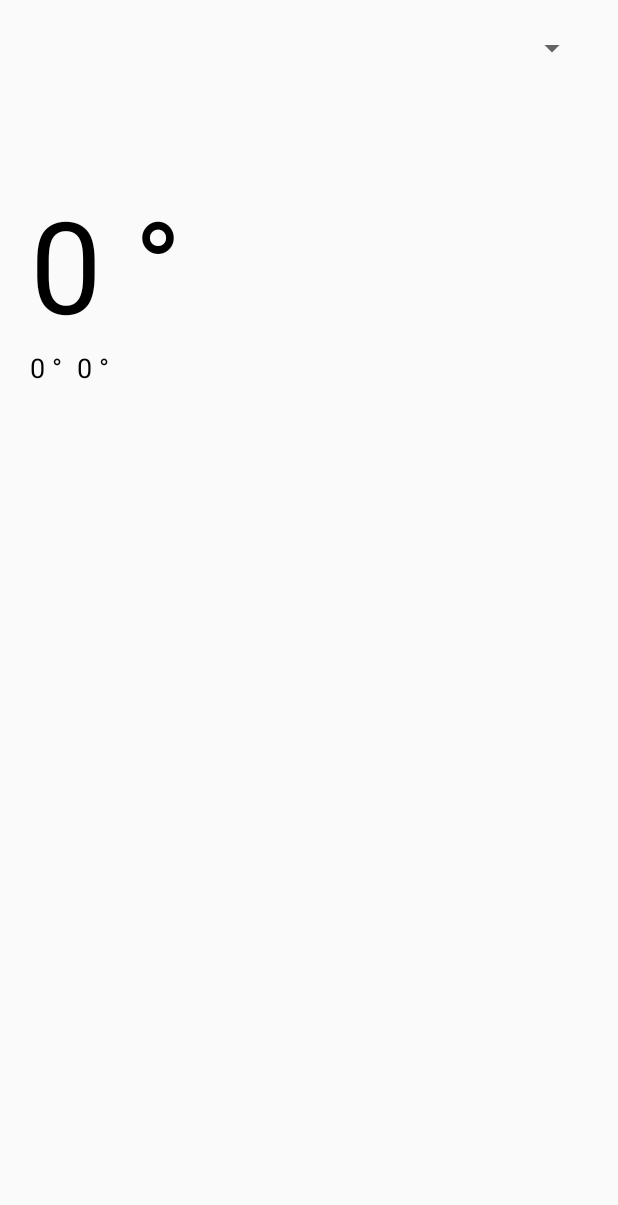
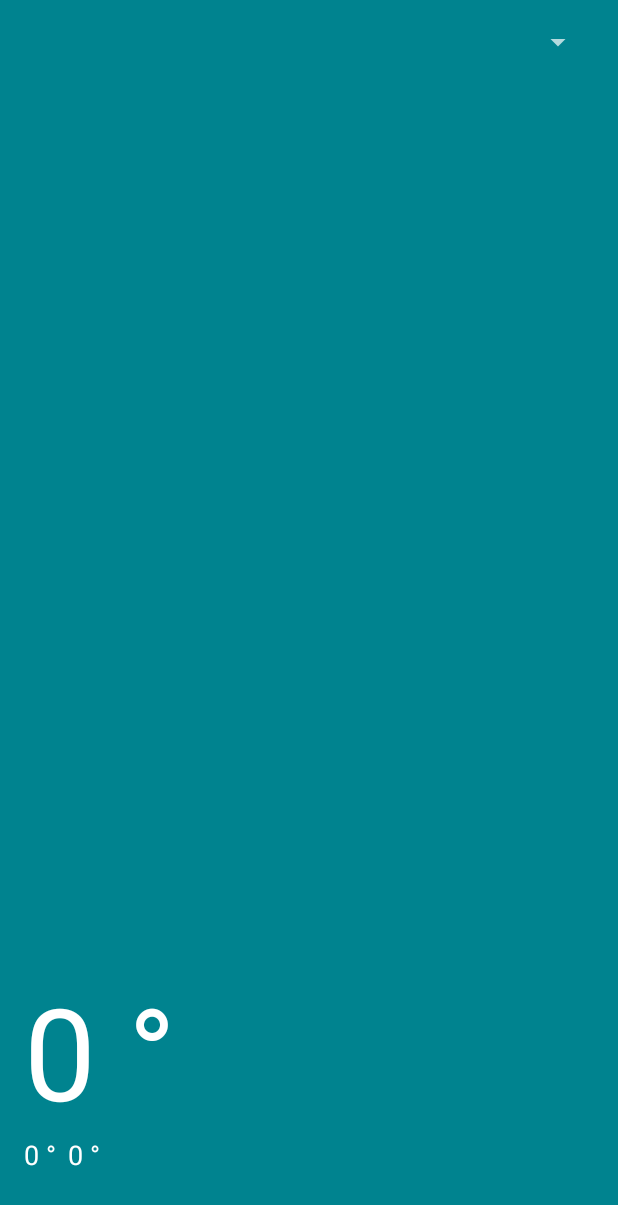
Before and after one commit to parnyukt/WeatherApp, an Android app: the layout activity_main.xml on its own in the app's theme, with its tools: preview values and no code run, on a phone screen of 412 x 824 dp. Shown: the top 1205 px of the screen. Run offline under Robolectric (Android 15) with nearby library versions, the phone set to English and light mode, and no system bars.

```diff
--- a/app/src/main/java/com/tania/weatherapp/api/dto/Forecast.java
+++ b/app/src/main/java/com/tania/weatherapp/api/dto/Forecast.java
@@ -12,8 +12,8 @@ public class Forecast implements Serializable { //todo: Parselable??
         return forecast.simpleForecast.forecastDayList.get(0);
     }
 
-    public List<ForecastDay> getForecastList() {
-        return forecast.simpleForecast.forecastDayList;
+    public List<ForecastDay> getForecastList(int daysCount) {
+        return forecast.simpleForecast.forecastDayList.subList(0, daysCount);
     }
 
     public class RootForecast implements Serializable {
--- a/app/src/main/java/com/tania/weatherapp/api/dto/ForecastDay.java
+++ b/app/src/main/java/com/tania/weatherapp/api/dto/ForecastDay.java
@@ -9,6 +9,7 @@ public class ForecastDay implements Serializable {
     public Temperature low;
     public String conditions;
     public String icon;
+    public String icon_url;
     public String title;
     public String fcttext;
     public String fcttext_metric;
--- a/app/src/main/res/layout/activity_main.xml
+++ b/app/src/main/res/layout/activity_main.xml
@@ -9,20 +9,19 @@
             type="com.tania.weatherapp.api.dto.ForecastDay" />
     </data>
 
-    <LinearLayout
+    <FrameLayout
         android:layout_width="match_parent"
-        android:layout_height="match_parent"
-        android:orientation="vertical">
+        android:layout_height="match_parent">
 
         <Spinner
             android:id="@+id/spinner"
             android:layout_width="match_parent"
             android:layout_height="wrap_content"
-            android:layout_margin="20dp" />
+            android:layout_margin="@dimen/margin_large" />
 
         <include
             layout="@layout/view_forecast_today"
             app:forecast="@{forecast}" />
 
-    </LinearLayout>
+    </FrameLayout>
 </layout>
--- a/app/src/main/res/layout/view_forecast_today.xml
+++ b/app/src/main/res/layout/view_forecast_today.xml
@@ -14,27 +14,40 @@
         android:id="@+id/city_section"
         android:layout_width="match_parent"
         android:layout_height="wrap_content"
-        android:layout_margin="20dp"
+        android:layout_gravity="bottom"
+        android:layout_margin="@dimen/margin_large"
         android:onClick="showDetails"
         android:orientation="vertical">
 
-        <TextView
-            android:id="@+id/weather_title"
-            style="@style/TextSubtitle"
+        <LinearLayout
             android:layout_width="match_parent"
             android:layout_height="wrap_content"
-            android:drawablePadding="5dp"
-            android:gravity="center_vertical"
-            app:text="@{forecast.conditions}"
-            tools:drawableLeft="@drawable/ic_hero_small_fog" />
+            android:orientation="horizontal">
 
+            <ImageView
+                android:layout_width="26dp"
+                android:layout_height="26dp"
+                android:layout_gravity="center_vertical"
+                android:layout_marginRight="@dimen/margin_medium"
+                app:gifUrl="@{forecast.icon_url}" />
+
+            <TextView
+                android:id="@+id/weather_title"
+                style="@style/TextSubtitle"
+                android:layout_width="match_parent"
+                android:layout_height="wrap_content"
+                android:gravity="center_vertical"
+                app:text="@{forecast.conditions}" />
+
+
+        </LinearLayout>
 
         <TextView
             android:id="@+id/weather_temp"
             style="@style/TextTitle"
             android:layout_width="match_parent"
             android:layout_height="wrap_content"
-            android:layout_marginTop="10dp"
+            android:layout_marginTop="@dimen/margin_medium"
             android:text="0 &#176;"
             android:textSize="85sp"
             app:text="@{forecast.high.celsius}" />
@@ -59,7 +72,7 @@
                 style="@style/TextSubtitle"
                 android:layout_width="match_parent"
                 android:layout_height="wrap_content"
-                android:layout_marginLeft="10dp"
+                android:layout_marginLeft="@dimen/margin_medium"
                 android:text="0 &#176;"
                 app:text="@{forecast.low.celsius}" />
 
--- a/app/src/main/res/values/colors.xml
+++ b/app/src/main/res/values/colors.xml
@@ -1,13 +1,15 @@
 <?xml version="1.0" encoding="utf-8"?>
 <resources>
-    <color name="colorPrimary">#3F51B5</color>
-    <color name="colorPrimaryDark">#303F9F</color>
-    <color name="colorAccent">#FF4081</color>
+    <color name="colorPrimary">#00BCD4</color>
+    <color name="colorPrimaryDark">#0097A7</color>
+    <color name="colorAccent">#00B8D4</color>
+    <color name="windowBackground">#00838F</color>
+    <color name="accent_translucent">#22ffffff</color>
 
     <color name="action_bar_background">#d940b985</color>
     <color name="navigator_body">#EEEEEE</color>
     <color name="navigation_separator">#DEDEDE</color>
-    <color name="text_color">@android:color/black</color>
+    <color name="text_color">@android:color/white</color>
     <color name="subtext_color">#B2CDCE</color>
     <color name="white_50">#80FFFFFF</color>
     <color name="white_10">#1AFFFFFF</color>
--- a/app/src/main/res/values/styles.xml
+++ b/app/src/main/res/values/styles.xml
@@ -1,11 +1,12 @@
 <resources>
 
     <!-- Base application theme. -->
-    <style name="AppTheme" parent="Theme.AppCompat.Light.DarkActionBar">
+    <style name="AppTheme" parent="Theme.AppCompat.NoActionBar">
         <!-- Customize your theme here. -->
         <item name="colorPrimary">@color/colorPrimary</item>
         <item name="colorPrimaryDark">@color/colorPrimaryDark</item>
         <item name="colorAccent">@color/colorAccent</item>
+        <item name="android:windowBackground">@color/windowBackground</item>
     </style>
 
     <style name="TextTitle" parent="@android:style/TextAppearance.Large">
```
Also changed, not shown: app/build.gradle (+6 -1 lines), app/src/main/AndroidManifest.xml (+6 -2 lines), app/src/main/java/com/tania/weatherapp/bindings/BindingAdapters.java (added, +64 -0 lines), app/src/main/java/com/tania/weatherapp/view/DetailsActivity.java (+21 -0 lines), app/src/main/java/com/tania/weatherapp/view/ForecastAdapter.java (added, +41 -0 lines), app/src/main/java/com/tania/weatherapp/view/ForecastItemViewHolder.java (added, +22 -0 lines), app/src/main/res/anim/cross_fade.xml (added, +7 -0 lines), app/src/main/res/layout/activity_details.xml (+24 -1 lines), app/src/main/res/layout/view_forecast_item.xml (+61 -31 lines), app/src/main/res/values/dimen.xml (added, +20 -0 lines).
